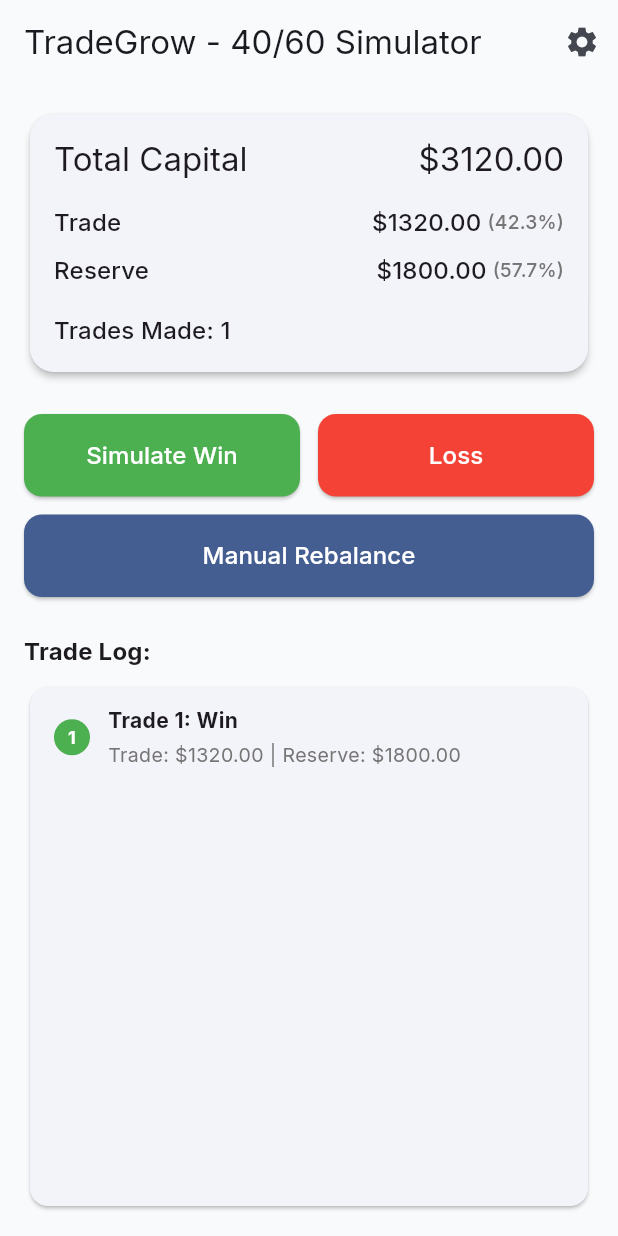
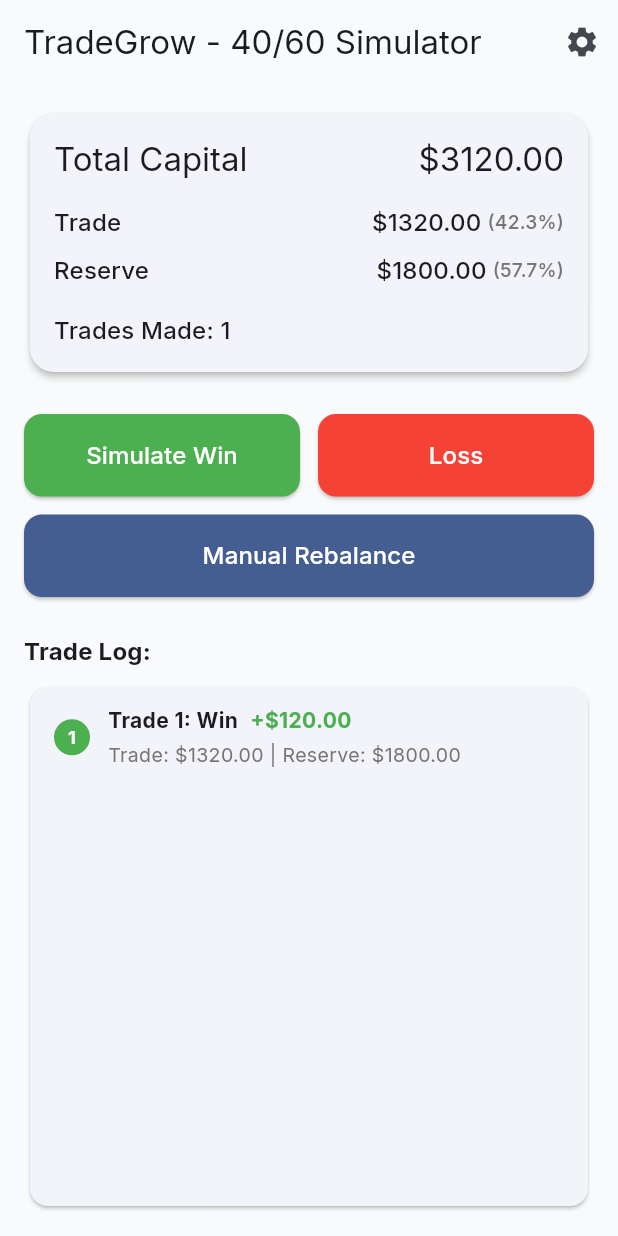
Before and after one commit to 19bk/TCLU, a Flutter app: the screen it shows after launch, after a tap on "Simulate Win", on a phone screen of 412 x 824 dp. Run offline on Flutter 3.47's test engine with Material 3 defaults, Android fonts, the light colour scheme and no system bars; our stand-ins replace flutter_local_notifications, google_fonts.

Commit message:
modified:   Rebalance/trade_grow/.metadata 	modified:   Rebalance/trade_grow/android/app/build.gradle 	modified:   Rebalance/trade_grow/android/app/src/main/AndroidManifest.xml 	new file:   Rebalance/trade_grow/android/app/src/main/kotlin/com/tradegrow/app/MainActivity.kt 	modified:   Rebalance/trade_grow/android/build.gradle 	modified:   Rebalance/trade_grow/lib/models/trade_state.dart 	modified:   Rebalance/trade_grow/lib/widgets/trade_log_widget.dart

```diff
--- a/Rebalance/trade_grow/lib/models/trade_state.dart
+++ b/Rebalance/trade_grow/lib/models/trade_state.dart
@@ -4,6 +4,9 @@ class TradeState {
   double reserveBalance;
   int tradesCount;
   List<TradeLog> tradeHistory;
+  double peakCapital; // Track highest capital reached
+  double baseTradeAmount; // The base amount we want to maintain for trading
+  bool isRecovering = false; // Track if we're recovering from a loss
 
   static const double WIN_RATE = 0.95;
   static const double WIN_GAIN = 0.10;
@@ -12,17 +15,35 @@ class TradeState {
   static const double RESERVE_RATIO = 0.60;
 
   TradeState({required double initialCapital})
-      : totalCapital = initialCapital,
-        tradeBalance = initialCapital * TRADE_RATIO,
-        reserveBalance = initialCapital * RESERVE_RATIO,
+      : totalCapital = initialCapital > 0 ? initialCapital : 1000.0,
+        tradeBalance = (initialCapital > 0 ? initialCapital : 1000.0) * TRADE_RATIO,
+        reserveBalance = (initialCapital > 0 ? initialCapital : 1000.0) * RESERVE_RATIO,
         tradesCount = 0,
-        tradeHistory = [];
+        tradeHistory = [],
+        peakCapital = initialCapital > 0 ? initialCapital : 1000.0,
+        baseTradeAmount = (initialCapital > 0 ? initialCapital : 1000.0) * TRADE_RATIO;
+
+  bool shouldRebalance() {
+    // Rebalance if we're recovering and reached previous peak
+    if (isRecovering && totalCapital >= peakCapital) {
+      return true;
+    }
+    // Or if trade balance exceeds reserve
+    if (tradeBalance >= reserveBalance) {
+      return true;
+    }
+    return false;
+  }
 
   void simulateWin() {
+    try {
       double gain = tradeBalance * WIN_GAIN;
+      if (gain.isNaN || gain.isInfinite) gain = 0;
+
       tradeBalance += gain;
       totalCapital += gain;
       tradesCount++;
+
       tradeHistory.add(
         TradeLog(
           isWin: true,
@@ -30,16 +51,49 @@ class TradeState {
           reserveBalance: reserveBalance,
           totalCapital: totalCapital,
           wasRebalanced: false,
+          gain: gain,
         ),
       );
-    checkAndRebalance();
+
+      if (shouldRebalance()) {
+        rebalance();
+        if (totalCapital >= peakCapital) {
+          isRecovering = false; // Recovery complete
+          peakCapital = totalCapital;
+        }
+      }
+    } catch (e) {
+      print('Error in simulateWin: $e');
+    }
   }
 
   void simulateLoss() {
+    try {
+      // Calculate 50% loss of current trade balance
       double loss = tradeBalance * LOSS_PERCENTAGE;
+      if (loss.isNaN || loss.isInfinite) loss = 0;
+
+      // First apply the loss
       tradeBalance -= loss;
       totalCapital -= loss;
+
+      // Calculate how much we need from reserve to restore trade balance
+      double neededFromReserve = baseTradeAmount - tradeBalance;
+
+      // Check if we have enough in reserve
+      if (neededFromReserve > reserveBalance) {
+        neededFromReserve = reserveBalance; // Take what we can
+      }
+
+      // Transfer from reserve to trade to maintain trading power
+      if (neededFromReserve > 0 && reserveBalance >= neededFromReserve) {
+        reserveBalance -= neededFromReserve;
+        tradeBalance += neededFromReserve;
+      }
+
+      isRecovering = true; // Start recovery mode after loss
       tradesCount++;
+
       tradeHistory.add(
         TradeLog(
           isWin: false,
@@ -47,30 +101,50 @@ class TradeState {
           reserveBalance: reserveBalance,
           totalCapital: totalCapital,
           wasRebalanced: false,
+          transferredFromReserve: neededFromReserve,
+          loss: loss,
         ),
       );
-    checkAndRebalance();
+    } catch (e) {
+      print('Error in simulateLoss: $e');
+    }
   }
 
   void manualRebalance() {
+    try {
+      if (shouldRebalance()) {
         rebalance();
+        if (totalCapital >= peakCapital) {
+          isRecovering = false;
+          peakCapital = totalCapital;
         }
-
-  void checkAndRebalance() {
-    if (tradeBalance >= reserveBalance) {
-      rebalance();
+      } else {
+        if (isRecovering) {
+          double remaining = peakCapital - totalCapital;
+          print('Still recovering. Need \$${remaining.toStringAsFixed(2)} more to reach previous peak of \$${peakCapital.toStringAsFixed(2)}');
+        } else {
+          print('Can only rebalance when trade balance (\$${tradeBalance.toStringAsFixed(2)}) exceeds reserve (\$${reserveBalance.toStringAsFixed(2)})');
+        }
+      }
+    } catch (e) {
+      print('Error in manualRebalance: $e');
     }
   }
 
   void rebalance() {
+    try {
       totalCapital = tradeBalance + reserveBalance;
       tradeBalance = totalCapital * TRADE_RATIO;
       reserveBalance = totalCapital * RESERVE_RATIO;
+      baseTradeAmount = tradeBalance;
 
       if (tradeHistory.isNotEmpty) {
         tradeHistory.last.wasRebalanced = true;
         tradeHistory.last.tradeBalance = tradeBalance;
         tradeHistory.last.reserveBalance = reserveBalance;
+      }
+    } catch (e) {
+      print('Error in rebalance: $e');
     }
   }
 }
@@ -81,6 +155,9 @@ class TradeLog {
   double reserveBalance;
   final double totalCapital;
   bool wasRebalanced;
+  final double? transferredFromReserve;
+  final double? gain;
+  final double? loss;
 
   TradeLog({
     required this.isWin,
@@ -88,5 +165,8 @@ class TradeLog {
     required this.reserveBalance,
     required this.totalCapital,
     required this.wasRebalanced,
+    this.transferredFromReserve,
+    this.gain,
+    this.loss,
   });
 }
--- a/Rebalance/trade_grow/lib/widgets/trade_log_widget.dart
+++ b/Rebalance/trade_grow/lib/widgets/trade_log_widget.dart
@@ -27,7 +27,17 @@ class TradeLogWidget extends StatelessWidget {
             shape: RoundedRectangleBorder(
               borderRadius: BorderRadius.circular(12),
             ),
-            child: ListView.builder(
+            child: tradeHistory.isEmpty
+                ? const Center(
+                    child: Text(
+                      'No trades yet',
+                      style: TextStyle(
+                        color: Colors.grey,
+                        fontSize: 16,
+                      ),
+                    ),
+                  )
+                : ListView.builder(
                     padding: const EdgeInsets.all(8),
                     itemCount: tradeHistory.length,
                     itemBuilder: (context, index) {
@@ -64,11 +74,32 @@ class TradeLogWidget extends StatelessWidget {
                               child: Column(
                                 crossAxisAlignment: CrossAxisAlignment.start,
                                 children: [
+                                  Row(
+                                    children: [
                                       Text(
                                         'Trade $tradeNumber: ${trade.isWin ? "Win" : "Loss"}',
                                         style: const TextStyle(
                                           fontWeight: FontWeight.bold,
                                         ),
+                                      ),
+                                      const SizedBox(width: 8),
+                                      if (trade.gain != null)
+                                        Text(
+                                          '+\$${trade.gain!.toStringAsFixed(2)}',
+                                          style: const TextStyle(
+                                            color: Colors.green,
+                                            fontWeight: FontWeight.bold,
+                                          ),
+                                        )
+                                      else if (trade.loss != null)
+                                        Text(
+                                          '-\$${trade.loss!.toStringAsFixed(2)}',
+                                          style: const TextStyle(
+                                            color: Colors.red,
+                                            fontWeight: FontWeight.bold,
+                                          ),
+                                        ),
+                                    ],
                                   ),
                                   const SizedBox(height: 4),
                                   Text(
@@ -78,9 +109,18 @@ class TradeLogWidget extends StatelessWidget {
                                       fontSize: 13,
                                     ),
                                   ),
+                                  if (trade.transferredFromReserve != null && trade.transferredFromReserve! > 0)
+                                    Text(
+                                      '↑ Restored trade balance: +\$${trade.transferredFromReserve!.toStringAsFixed(2)} from reserve',
+                                      style: TextStyle(
+                                        color: Colors.orange[700],
+                                        fontSize: 13,
+                                        fontStyle: FontStyle.italic,
+                                      ),
+                                    ),
                                   if (trade.wasRebalanced)
                                     Text(
-                                'Rebalanced',
+                                      '↺ Rebalanced to 40/60 split',
                                       style: TextStyle(
                                         color: Theme.of(context).colorScheme.primary,
                                         fontSize: 13,
```
Also changed, not shown: 5 other files. Lines whose indentation alone changed are shown as unchanged.
